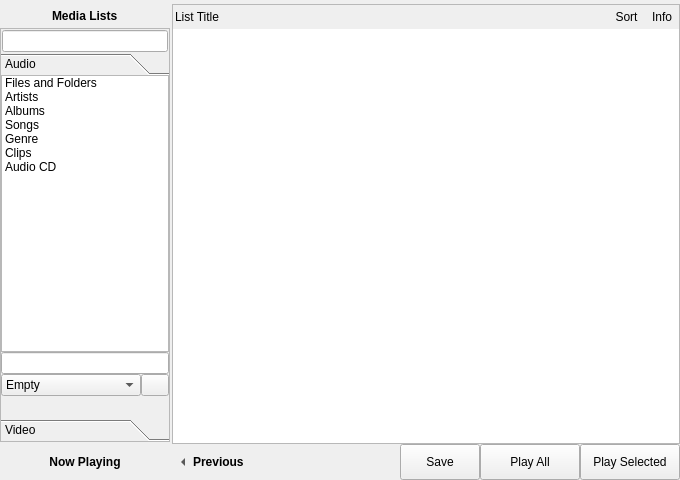
This is mainwindow.ui in KDE/bangarang as Qt 5 draws it before an edit. The edited form follows.
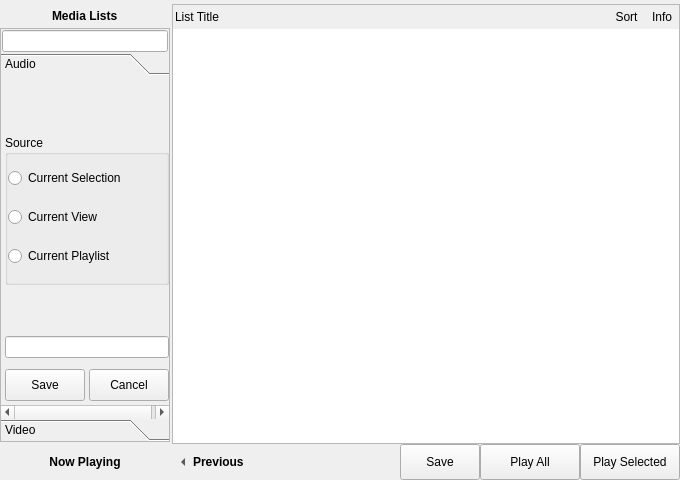
This is the edited form. The open tabs and pages were chosen to show the change. Icons and pictures are not drawn. Custom widgets are drawn as their Qt base class.

Commit message: Add rudimentary playlist saving support.

Patch:
```diff
--- a/mainwindow.ui
+++ b/mainwindow.ui
@@ -62,7 +62,7 @@
           </property>
           <property name="minimumSize">
            <size>
-            <width>150</width>
+            <width>170</width>
             <height>0</height>
            </size>
           </property>
@@ -308,6 +308,28 @@
                   <property name="sizeConstraint">
                    <enum>QLayout::SetDefaultConstraint</enum>
                   </property>
+                  <property name="leftMargin">
+                   <number>0</number>
+                  </property>
+                  <property name="topMargin">
+                   <number>4</number>
+                  </property>
+                  <property name="rightMargin">
+                   <number>0</number>
+                  </property>
+                  <property name="bottomMargin">
+                   <number>0</number>
+                  </property>
+                  <item>
+                   <widget class="QStackedWidget" name="audioListsStack">
+                    <property name="currentIndex">
+                     <number>0</number>
+                    </property>
+                    <widget class="QWidget" name="page_2">
+                     <layout class="QVBoxLayout" name="verticalLayout_22">
+                      <property name="spacing">
+                       <number>0</number>
+                      </property>
                   <property name="margin">
                    <number>0</number>
                   </property>
@@ -380,96 +402,6 @@
                     </item>
                    </widget>
                   </item>
-                  <item>
-                   <widget class="QFrame" name="addAudioListBox">
-                    <layout class="QVBoxLayout" name="verticalLayout_21">
-                     <property name="spacing">
-                      <number>0</number>
-                     </property>
-                     <property name="margin">
-                      <number>0</number>
-                     </property>
-                     <item>
-                      <widget class="KLineEdit" name="klineedit">
-                       <property name="clickMessage">
-                        <string>New Audio List Name</string>
-                       </property>
-                      </widget>
-                     </item>
-                     <item>
-                      <widget class="QFrame" name="frame_21">
-                       <property name="frameShape">
-                        <enum>QFrame::NoFrame</enum>
-                       </property>
-                       <property name="frameShadow">
-                        <enum>QFrame::Raised</enum>
-                       </property>
-                       <layout class="QHBoxLayout" name="horizontalLayout_16">
-                        <property name="spacing">
-                         <number>0</number>
-                        </property>
-                        <property name="margin">
-                         <number>0</number>
-                        </property>
-                        <item>
-                         <widget class="KComboBox" name="kcombobox">
-                          <property name="sizePolicy">
-                           <sizepolicy hsizetype="Expanding" vsizetype="Fixed">
-                            <horstretch>0</horstretch>
-                            <verstretch>0</verstretch>
-                           </sizepolicy>
-                          </property>
-                          <item>
-                           <property name="text">
-                            <string>Empty</string>
-                           </property>
-                          </item>
-                          <item>
-                           <property name="text">
-                            <string>Use Selected</string>
-                           </property>
-                          </item>
-                          <item>
-                           <property name="text">
-                            <string>Use All</string>
-                           </property>
-                          </item>
-                          <item>
-                           <property name="text">
-                            <string>Use Playlist</string>
-                           </property>
-                          </item>
-                         </widget>
-                        </item>
-                        <item>
-                         <widget class="QPushButton" name="pushButton">
-                          <property name="sizePolicy">
-                           <sizepolicy hsizetype="Fixed" vsizetype="Fixed">
-                            <horstretch>0</horstretch>
-                            <verstretch>0</verstretch>
-                           </sizepolicy>
-                          </property>
-                          <property name="maximumSize">
-                           <size>
-                            <width>28</width>
-                            <height>16777215</height>
-                           </size>
-                          </property>
-                          <property name="text">
-                           <string/>
-                          </property>
-                          <property name="icon">
-                           <iconset>
-                            <normaloff>../../../../../../../../../../../../../../usr/share/icons/oxygen/16x16/actions/list-add.png</normaloff>../../../../../../../../../../../../../../usr/share/icons/oxygen/16x16/actions/list-add.png</iconset>
-                          </property>
-                         </widget>
-                        </item>
-                       </layout>
-                      </widget>
-                     </item>
-                    </layout>
-                   </widget>
-                  </item>
                   <item>
                    <widget class="QFrame" name="frame_9">
                     <property name="frameShape">
@@ -541,6 +473,163 @@
                       </widget>
                      </item>
                     </layout>
+                       </widget>
+                      </item>
+                     </layout>
+                    </widget>
+                    <widget class="QWidget" name="page_3">
+                     <layout class="QVBoxLayout" name="verticalLayout_25">
+                      <property name="spacing">
+                       <number>0</number>
+                      </property>
+                      <property name="margin">
+                       <number>4</number>
+                      </property>
+                      <item>
+                       <spacer name="verticalSpacer_2">
+                        <property name="orientation">
+                         <enum>Qt::Vertical</enum>
+                        </property>
+                        <property name="sizeHint" stdset="0">
+                         <size>
+                          <width>20</width>
+                          <height>40</height>
+                         </size>
+                        </property>
+                       </spacer>
+                      </item>
+                      <item>
+                       <widget class="QGroupBox" name="groupBox">
+                        <property name="sizePolicy">
+                         <sizepolicy hsizetype="Preferred" vsizetype="Expanding">
+                          <horstretch>0</horstretch>
+                          <verstretch>0</verstretch>
+                         </sizepolicy>
+                        </property>
+                        <property name="minimumSize">
+                         <size>
+                          <width>0</width>
+                          <height>150</height>
+                         </size>
+                        </property>
+                        <property name="title">
+                         <string>Source</string>
+                        </property>
+                        <layout class="QVBoxLayout" name="verticalLayout_26">
+                         <property name="margin">
+                          <number>0</number>
+                         </property>
+                         <item>
+                          <widget class="QRadioButton" name="aListSourceSelection">
+                           <property name="text">
+                            <string>Current Selection</string>
+                           </property>
+                           <attribute name="buttonGroup">
+                            <string>buttonGroup</string>
+                           </attribute>
+                          </widget>
+                         </item>
+                         <item>
+                          <widget class="QRadioButton" name="aListSourceView">
+                           <property name="text">
+                            <string>Current View</string>
+                           </property>
+                           <attribute name="buttonGroup">
+                            <string>buttonGroup</string>
+                           </attribute>
+                          </widget>
+                         </item>
+                         <item>
+                          <widget class="QRadioButton" name="aListSourcePlaylist">
+                           <property name="text">
+                            <string>Current Playlist</string>
+                           </property>
+                           <attribute name="buttonGroup">
+                            <string>buttonGroup</string>
+                           </attribute>
+                          </widget>
+                         </item>
+                        </layout>
+                       </widget>
+                      </item>
+                      <item>
+                       <spacer name="verticalSpacer">
+                        <property name="orientation">
+                         <enum>Qt::Vertical</enum>
+                        </property>
+                        <property name="sizeHint" stdset="0">
+                         <size>
+                          <width>20</width>
+                          <height>40</height>
+                         </size>
+                        </property>
+                       </spacer>
+                      </item>
+                      <item>
+                       <widget class="KLineEdit" name="aNewListName">
+                        <property name="clickMessage">
+                         <string>New List Name</string>
+                        </property>
+                       </widget>
+                      </item>
+                      <item>
+                       <widget class="QWidget" name="widget" native="true">
+                        <layout class="QHBoxLayout" name="horizontalLayout_20">
+                         <property name="spacing">
+                          <number>4</number>
+                         </property>
+                         <property name="leftMargin">
+                          <number>0</number>
+                         </property>
+                         <property name="rightMargin">
+                          <number>0</number>
+                         </property>
+                         <property name="bottomMargin">
+                          <number>0</number>
+                         </property>
+                         <item>
+                          <widget class="QPushButton" name="saveAudioList">
+                           <property name="sizePolicy">
+                            <sizepolicy hsizetype="Expanding" vsizetype="Fixed">
+                             <horstretch>0</horstretch>
+                             <verstretch>0</verstretch>
+                            </sizepolicy>
+                           </property>
+                           <property name="minimumSize">
+                            <size>
+                             <width>0</width>
+                             <height>32</height>
+                            </size>
+                           </property>
+                           <property name="text">
+                            <string>Save</string>
+                           </property>
+                          </widget>
+                         </item>
+                         <item>
+                          <widget class="QPushButton" name="aCancelSaveList">
+                           <property name="sizePolicy">
+                            <sizepolicy hsizetype="Expanding" vsizetype="Fixed">
+                             <horstretch>0</horstretch>
+                             <verstretch>0</verstretch>
+                            </sizepolicy>
+                           </property>
+                           <property name="minimumSize">
+                            <size>
+                             <width>0</width>
+                             <height>32</height>
+                            </size>
+                           </property>
+                           <property name="text">
+                            <string>Cancel</string>
+                           </property>
+                          </widget>
+                         </item>
+                        </layout>
+                       </widget>
+                      </item>
+                     </layout>
+                    </widget>
                    </widget>
                   </item>
                  </layout>
@@ -4664,11 +4753,6 @@
    <extends>QLineEdit</extends>
    <header>klineedit.h</header>
   </customwidget>
-  <customwidget>
-   <class>KComboBox</class>
-   <extends>QComboBox</extends>
-   <header>kcombobox.h</header>
-  </customwidget>
   <customwidget>
    <class>SToolButton</class>
    <extends>QToolButton</extends>
```
Left out of the diff: 232 changed lines with no effect on the pictures. Lines whose indentation alone changed are shown as unchanged. The commit also changes 9 other files.
